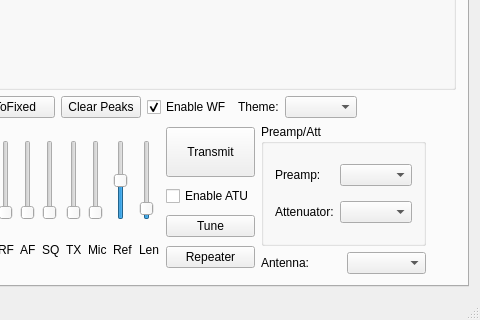
Before: the Qt Designer form wfmain.ui in adecarolis/wfweb, drawn with Qt 5; both pictures show x 454 to 934 and y 262 to 582 of the 934 by 582 pixel window.
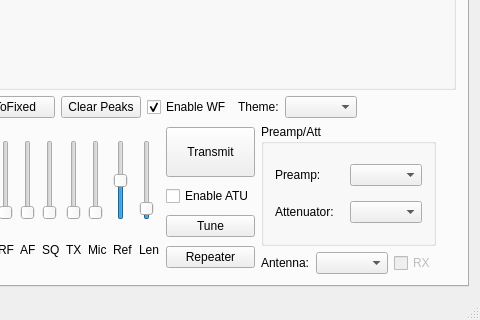
After: the same form once the commit is applied. The open tabs and pages were chosen to show the change. Custom widgets are drawn as their Qt base class.

Commit message: Add RX antenna selection for rigs that support it

Patch:
```diff
--- a/wfmain.ui
+++ b/wfmain.ui
@@ -990,6 +990,16 @@
                   </property>
                  </widget>
                 </item>
+                <item>
+                 <widget class="QCheckBox" name="rxAntennaCheck">
+                  <property name="enabled">
+                   <bool>false</bool>
+                  </property>
+                  <property name="text">
+                   <string>RX</string>
+                  </property>
+                 </widget>
+                </item>
                </layout>
               </item>
              </layout>
```
Left out of the diff: 4 changed lines with no effect on the pictures. The commit also changes 5 other files.
